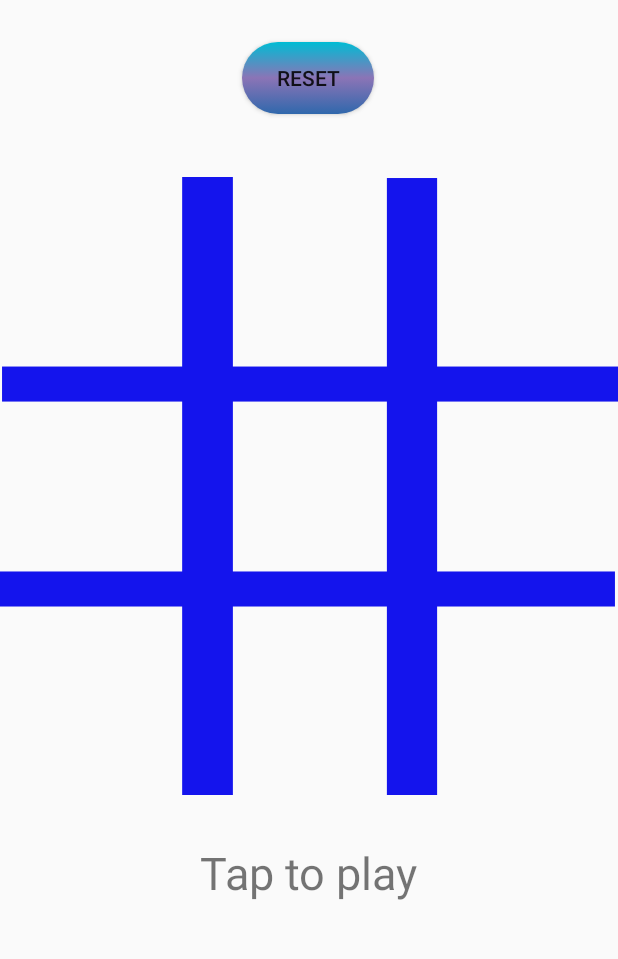
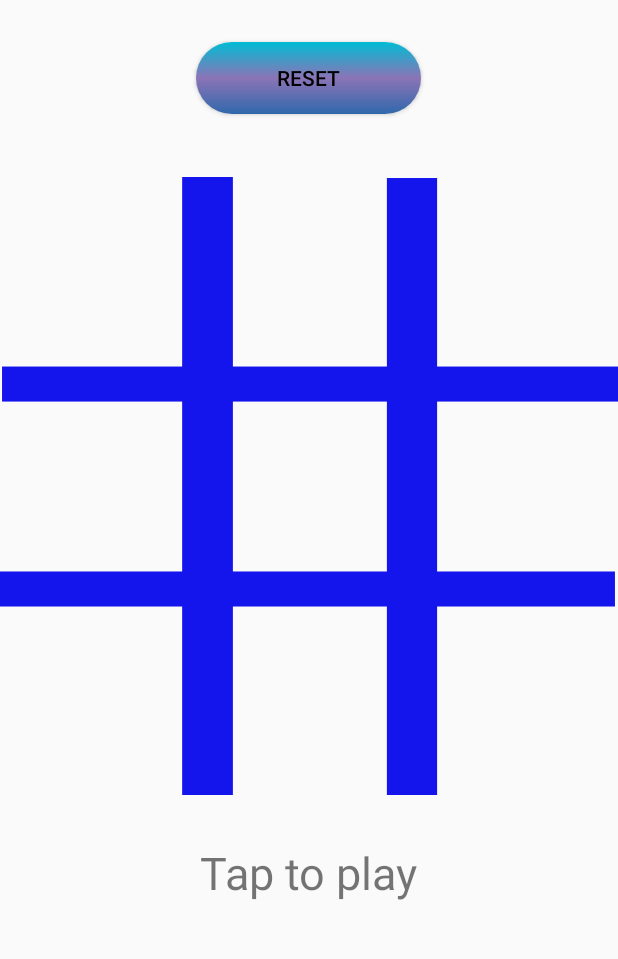
Before and after one commit to Dipesh049/TicTacToeApp, an Android app: the MainActivity screen opened directly, with no data from a screen before it, on a phone screen of 412 x 824 dp, the part 118-1077 px from its top. Run offline under Robolectric (Android 15) with nearby library versions, the phone set to English and light mode, and no system bars.

```diff
--- a/app/src/main/res/layout-night/activity_main.xml
+++ b/app/src/main/res/layout-night/activity_main.xml
@@ -212,12 +212,13 @@
 
     <Button
         android:id="@+id/btn"
-        android:layout_width="wrap_content"
+        android:layout_width="150dp"
         android:layout_height="wrap_content"
         android:layout_marginBottom="4dp"
+        android:background="@drawable/click_effect"
         android:onClick="reset"
         android:text="Reset"
-        android:textColor="#7C0000"
+        android:textColor="@color/black"
         app:layout_constraintBottom_toTopOf="@+id/imageView15"
         app:layout_constraintEnd_toEndOf="parent"
         app:layout_constraintHorizontal_bias="0.498"
--- a/app/src/main/res/layout/activity_main.xml
+++ b/app/src/main/res/layout/activity_main.xml
@@ -210,10 +210,11 @@
 
     <Button
         android:id="@+id/btn"
-        android:layout_width="wrap_content"
+        android:layout_width="150dp"
         android:layout_height="wrap_content"
         android:layout_marginBottom="4dp"
         android:background="@drawable/click_effect"
+        android:textColor="@color/black"
         android:onClick="reset"
         android:text="Reset"
         app:layout_constraintBottom_toTopOf="@+id/imageView15"
```
Also changed, not shown: 6 other files.
